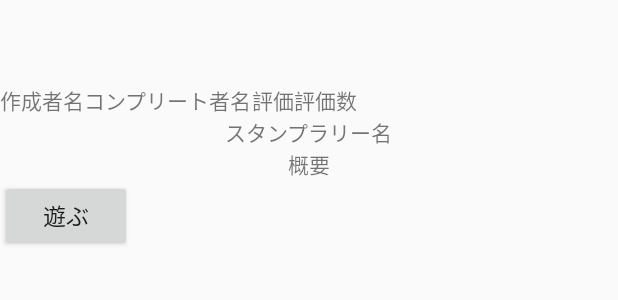
After one commit to Nolit/Stamp-Rally, an Android app: the layout activity_stamprally_detail.xml on its own in the app's theme, with its tools: preview values and no code run, on a phone screen of 412 x 824 dp. The commit adds this screen. Shown: the top 300 px of the screen. Run offline under Robolectric (Android 15) with nearby library versions, the phone set to English and light mode, and no system bars.

Commit message:
スタンプラリー詳細ページ
必要ファイル作成
データベース通信成功確認まで

```diff
--- a/app/src/main/AndroidManifest.xml
+++ b/app/src/main/AndroidManifest.xml
@@ -69,7 +69,7 @@
             android:label="@string/title_activity_mystamp"
             android:theme="@style/AppTheme.NoActionBar" />
         <activity
-            android:name=".controller.StampDetailActivity"
+            android:name=".controller.StampRallyDetailActivity"
             android:label="@string/title_activity_stamp_detail"
             android:theme="@style/AppTheme.NoActionBar" />
         <activity
--- a/app/src/main/res/layout/activity_main.xml
+++ b/app/src/main/res/layout/activity_main.xml
@@ -506,7 +506,7 @@
                     android:layout_width="match_parent"
                     android:layout_height="match_parent"
                     android:orientation="vertical">
-                    </LinearLayout>
+                </LinearLayout>
 
                 <LinearLayout
                     android:id="@+id/StampRegistration"
--- /dev/null
+++ b/app/src/main/res/layout/activity_stamprally_detail.xml
@@ -0,0 +1,79 @@
+<?xml version="1.0" encoding="utf-8"?>
+<android.support.design.widget.CoordinatorLayout xmlns:android="http://schemas.android.com/apk/res/android"
+    xmlns:app="http://schemas.android.com/apk/res-auto"
+    xmlns:tools="http://schemas.android.com/tools"
+    android:layout_width="match_parent"
+    android:layout_height="match_parent"
+    android:fitsSystemWindows="true"
+    android:id="@+id/StampRallyDetail"
+    tools:context="com.om1.stamp_rally.controller.StampRallyDetailActivity">
+
+    <LinearLayout
+        android:layout_width="match_parent"
+        android:layout_height="match_parent"
+        android:orientation="vertical">
+
+
+        <LinearLayout
+            android:layout_width="match_parent"
+            android:layout_height="wrap_content"
+            android:orientation="horizontal"
+            android:id="@+id/StampRallyDetailHeader">
+
+            <TextView
+                android:layout_width="wrap_content"
+                android:layout_height="wrap_content"
+                android:id="@+id/DetailCreaterName"
+                android:text="作成者名"/>
+
+            <TextView
+                android:layout_width="wrap_content"
+                android:layout_height="wrap_content"
+                android:id="@+id/DetailCompleterName"
+                android:text="コンプリート者名"/>
+
+            <TextView
+                android:layout_width="wrap_content"
+                android:layout_height="wrap_content"
+                android:text="評価"/>
+
+            <TextView
+                android:layout_width="wrap_content"
+                android:layout_height="wrap_content"
+                android:text="評価数" />
+
+        </LinearLayout>
+
+        <TextView
+            android:layout_width="wrap_content"
+            android:layout_height="wrap_content"
+            android:id="@+id/DetailStampTitle"
+            android:text="スタンプラリー名"
+            android:layout_gravity="center"
+            />
+
+        <!--<HorizontalScrollViewScrollView-->
+            <!--android:layout_width="match_parent"-->
+            <!--android:layout_height="wrap_content">-->
+
+        <!--</HorizontalScrollViewScrollView>-->
+
+        <TextView
+            android:layout_width="wrap_content"
+            android:layout_height="wrap_content"
+            android:text="概要"
+            android:layout_gravity="center"/>
+
+        <Button
+            android:layout_width="wrap_content"
+            android:layout_height="wrap_content"
+            android:text="遊ぶ"
+            android:textSize="15dp"/>
+
+
+
+
+
+
+    </LinearLayout>
+</android.support.design.widget.CoordinatorLayout>
```
Also changed, not shown: app/src/main/java/com/om1/stamp_rally/controller/MainActivity.java (+9 -0 lines), app/src/main/java/com/om1/stamp_rally/controller/StampDetailActivity.java (deleted, +0 -21 lines), app/src/main/java/com/om1/stamp_rally/controller/StampRallyDetailActivity.java (added, +58 -0 lines), app/src/main/res/layout/activity_stamp_detail.xml (deleted, +0 -10 lines), app/src/main/res/layout/activity_stamp_registration.xml (+7 -0 lines).
